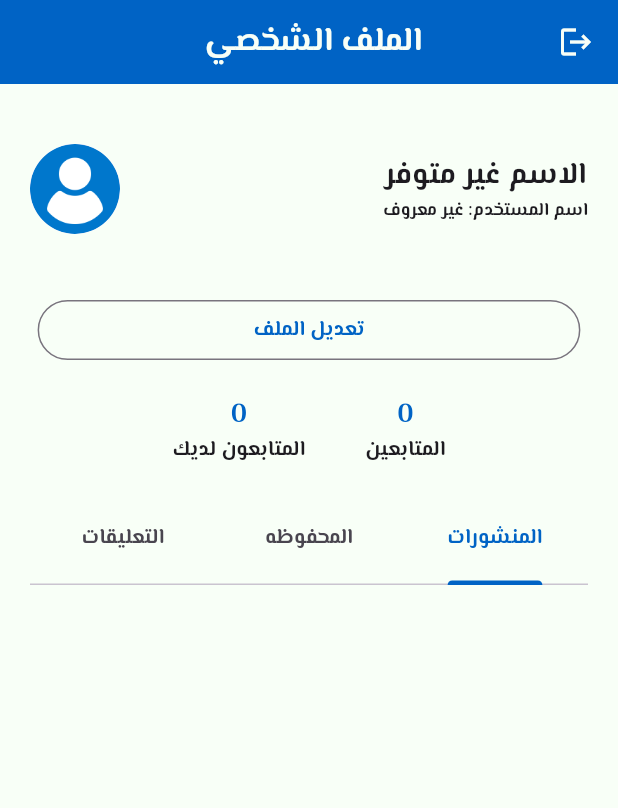
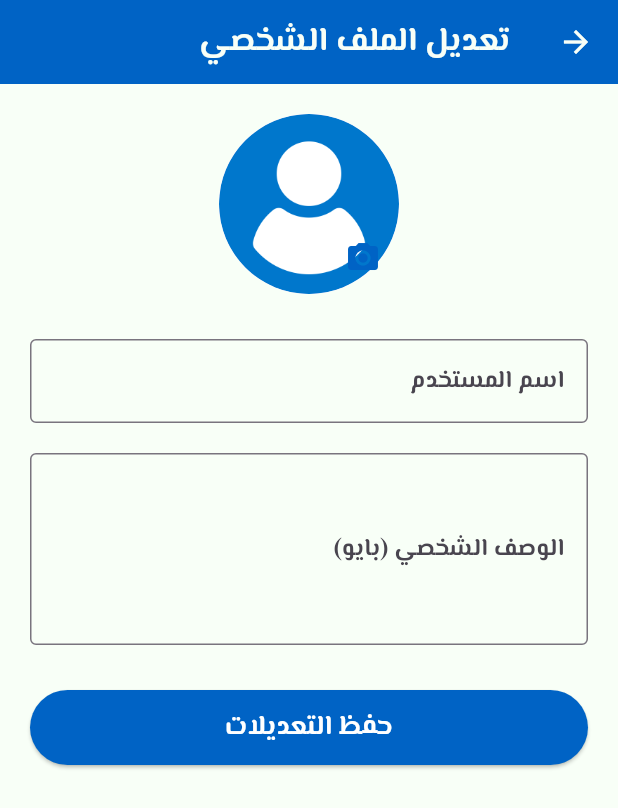
Before and after one commit to Nassertion/USTcommunity, a Flutter app: the Profilescreen screen opened by its route, after a tap on "تعديل الملف", on a phone screen of 412 x 824 dp. Shown: the top 808 px of the screen. Run offline on Flutter 3.47's test engine with Material 3 defaults, Android fonts, the phone set to English and light mode, and no system bars; our stand-ins replace flutter_secure_storage, flutter_svg, image_picker, permission_handler, share_plus, shared_preferences; accounts and stored records are empty; network calls fail; project files that could hold a hidden picture were left out.

Commit message:
edit profile screen

```diff
--- /dev/null
+++ b/lib/view/edit_profile.dart
@@ -0,0 +1,189 @@
+import 'dart:io';
+
+import 'package:flutter/material.dart';
+import 'package:image_picker/image_picker.dart';
+import 'package:graduation_project/constant/ConstantLinks.dart'; // تأكد أن هذا يحتوي على linkServerName
+import 'package:graduation_project/constant/constantColors.dart';
+import 'package:graduation_project/data/services/api_server.dart'; // يحتوي على دالة uploadUserProfile
+
+class EditProfileScreen extends StatefulWidget {
+  final String? currentDisplayName;
+  final String? currentBio;
+  final String? currentImageUrl;
+
+  const EditProfileScreen({
+    Key? key,
+    this.currentDisplayName,
+    this.currentBio,
+    this.currentImageUrl,
+  }) : super(key: key);
+
+  @override
+  State<EditProfileScreen> createState() => _EditProfileScreenState();
+}
+
+class _EditProfileScreenState extends State<EditProfileScreen> {
+  final _formKey = GlobalKey<FormState>();
+  late TextEditingController _displayNameController;
+  late TextEditingController _bioController;
+  XFile? _selectedImageFile;
+  bool _isLoading = false;
+
+  final ImagePicker _picker = ImagePicker();
+
+  @override
+  void initState() {
+    super.initState();
+    _displayNameController =
+        TextEditingController(text: widget.currentDisplayName ?? '');
+    _bioController = TextEditingController(text: widget.currentBio ?? '');
+  }
+
+  @override
+  void dispose() {
+    _displayNameController.dispose();
+    _bioController.dispose();
+    super.dispose();
+  }
+
+  String? getFullImageUrl(String? imageUrl) {
+    if (imageUrl == null || imageUrl.isEmpty) return null;
+    if (imageUrl.startsWith('http')) {
+      return imageUrl;
+    } else if (imageUrl.startsWith('/')) {
+      return '${linkServerName}storage$imageUrl';
+    }
+    return '${linkServerName}storage/$imageUrl';
+  }
+
+  Future<void> _pickImage() async {
+    try {
+      final picked = await _picker.pickImage(
+        source: ImageSource.gallery,
+        imageQuality: 80,
+      );
+      if (picked != null) {
+        setState(() {
+          _selectedImageFile = picked;
+        });
+      }
+    } catch (e) {
+      print("خطأ في اختيار الصورة: $e");
+    }
+  }
+
+  Future<void> _submit() async {
+    if (!_formKey.currentState!.validate()) return;
+
+    setState(() {
+      _isLoading = true;
+    });
+
+    try {
+      final response = await crud.uploadUserProfile(
+        displayName: _displayNameController.text.trim(),
+        bio: _bioController.text.trim(),
+        imageFile: _selectedImageFile,
+      );
+
+      if (response == null) {
+        _showError("فشل تحديث البيانات، حاول مرة أخرى");
+      } else {
+        Navigator.of(context).pop(true);
+      }
+    } catch (e) {
+      _showError("حدث خطأ: $e");
+    } finally {
+      if (mounted) {
+        setState(() {
+          _isLoading = false;
+        });
+      }
+    }
+  }
+
+  void _showError(String message) {
+    ScaffoldMessenger.of(context)
+        .showSnackBar(SnackBar(content: Text(message)));
+  }
+
+  @override
+  Widget build(BuildContext context) {
+    final fullImageUrl = getFullImageUrl(widget.currentImageUrl);
+
+    return Scaffold(
+      appBar: AppBar(
+        title: Text("تعديل الملف الشخصي"),
+        backgroundColor: kPrimaryolor,
+      ),
+      body: _isLoading
+          ? Center(child: CircularProgressIndicator(color: kPrimaryolor))
+          : Padding(
+              padding: const EdgeInsets.all(20.0),
+              child: Form(
+                key: _formKey,
+                child: ListView(
+                  children: [
+                    Center(
+                      child: Stack(
+                        alignment: Alignment.bottomRight,
+                        children: [
+                          CircleAvatar(
+                            radius: 60,
+                            backgroundImage: _selectedImageFile != null
+                                ? FileImage(File(_selectedImageFile!.path))
+                                : (fullImageUrl != null
+                                    ? NetworkImage(fullImageUrl)
+                                    : AssetImage("assets/images/user.png")
+                                        as ImageProvider),
+                          ),
+                          IconButton(
+                            icon: Icon(Icons.camera_alt, color: kPrimaryolor),
+                            onPressed: _pickImage,
+                          ),
+                        ],
+                      ),
+                    ),
+                    SizedBox(height: 30),
+                    TextFormField(
+                      controller: _displayNameController,
+                      decoration: InputDecoration(
+                        labelText: "اسم المستخدم",
+                        border: OutlineInputBorder(),
+                      ),
+                      validator: (val) {
+                        if (val == null || val.trim().isEmpty) {
+                          return "الرجاء إدخال اسم المستخدم";
+                        }
+                        return null;
+                      },
+                    ),
+                    SizedBox(height: 20),
+                    TextFormField(
+                      controller: _bioController,
+                      maxLines: 4,
+                      decoration: InputDecoration(
+                        labelText: "الوصف الشخصي (بايو)",
+                        border: OutlineInputBorder(),
+                      ),
+                    ),
+                    SizedBox(height: 30),
+                    ElevatedButton(
+                      onPressed: _submit,
+                      style: ElevatedButton.styleFrom(
+                        backgroundColor: kPrimaryolor,
+                        foregroundColor: Colors.white,
+                        fixedSize: Size(double.infinity, 50),
+                      ),
+                      child: Text(
+                        "حفظ التعديلات",
+                        style: TextStyle(fontSize: 18),
+                      ),
+                    ),
+                  ],
+                ),
+              ),
+            ),
+    );
+  }
+}
--- a/lib/view/profile_screen.dart
+++ b/lib/view/profile_screen.dart
@@ -2,6 +2,7 @@ import 'package:flutter/material.dart';
 import 'package:graduation_project/constant/ConstantLinks.dart';
 import 'package:graduation_project/constant/constantColors.dart';
 import 'package:graduation_project/data/services/api_server.dart';
+import 'package:graduation_project/view/edit_profile.dart';
 import 'package:graduation_project/widgets/app_bar.dart';
 import 'package:graduation_project/data/model/profile_model.dart';
 import 'package:graduation_project/data/model/post_model.dart';
@@ -35,21 +36,24 @@ class _ProfilescreenState extends State<Profilescreen>
   // دالة لجلب بيانات الـ Profile
   Future<void> fetchProfileData() async {
     final prefs = await SharedPreferences.getInstance();
-    String? userId =
-        prefs.getString('user_id'); // استرجاع user_id من SharedPreferences
+    String? userId = prefs.getString('user_id');
 
-    final token = await crud.getToken(); // الحصول على التوكن من التخزين
+    final token = await crud.getToken();
     if (token != null && userId != null) {
       final response =
           await crud.getrequest("${linkServerName}api/v1/user/profile/$userId");
 
-      if (response != null) {
+      print("Response profile: $response");
+
+      if (response != null && response['profile'] != null) {
         setState(() {
-          profile = Profile.fromJson(response); // تعيين بيانات الـ Profile
+          profile = Profile.fromJson(response['profile']);
         });
-        fetchUserPosts(); // جلب المنشورات الخاصة بالمستخدم
-        fetchFollowers(); // جلب المتابعين
-        fetchFollowings(); // جلب المتابعين لديك
+        fetchUserPosts();
+        fetchFollowers();
+        fetchFollowings();
+      } else {
+        print("Profile data not found in response");
       }
     }
   }
@@ -143,13 +147,21 @@ class _ProfilescreenState extends State<Profilescreen>
                   mainAxisAlignment: MainAxisAlignment.spaceBetween,
                   children: [
                     Column(
+                      crossAxisAlignment: CrossAxisAlignment.start,
                       children: [
                         Text(profile?.displayName ?? 'الاسم غير متوفر',
                             style: TextStyle(
-                                fontSize: 20)), // الاسم الظاهر من الـ Profile
-                        Text("اسم المستخدم: ${profile?.userId ?? 'غير معروف'}",
-                            style: TextStyle(
-                                fontSize: 12)), // اسم المستخدم من الـ Profile
+                                fontSize: 20, fontWeight: FontWeight.bold)),
+                        SizedBox(height: 10),
+                        Text("المستوى: ${profile?.level ?? 'غير محدد'}",
+                            style: TextStyle(fontSize: 16)),
+                        Text("التخصص: ${profile?.major ?? 'غير محدد'}",
+                            style: TextStyle(fontSize: 16)),
+                        Text("الفرع: ${profile?.branch ?? 'غير محدد'}",
+                            style: TextStyle(fontSize: 16)),
+                        SizedBox(height: 10),
+                        Text(profile?.bio ?? 'لا يوجد بايو',
+                            style: TextStyle(fontSize: 16, color: Colors.grey)),
                       ],
                     ),
                     SizedBox(
@@ -167,7 +179,23 @@ class _ProfilescreenState extends State<Profilescreen>
                 ),
                 SizedBox(height: 40),
                 OutlinedButton(
-                  onPressed: () {},
+                  onPressed: () async {
+                    final result = await Navigator.push(
+                      context,
+                      MaterialPageRoute(
+                        builder: (context) => EditProfileScreen(
+                          currentDisplayName: profile?.displayName,
+                          currentBio: profile?.bio,
+                          currentImageUrl: profile?.imageUrl,
+                        ),
+                      ),
+                    );
+
+                    if (result == true) {
+                      // تم تعديل الملف، حدث البيانات من جديد
+                      fetchProfileData();
+                    }
+                  },
                   child: Padding(
                     padding: const EdgeInsets.symmetric(
                         horizontal: 120, vertical: 10),
--- a/pubspec.yaml
+++ b/pubspec.yaml
@@ -45,6 +45,7 @@ dependencies:
   get: ^4.7.2
   image_picker: ^1.1.2
   permission_handler: ^12.0.0+1
+  mime: ^2.0.0
 dev_dependencies:
   flutter_test:
     sdk: flutter
```
Also changed, not shown: lib/data/services/api_server.dart (+49 -1 lines), pubspec.lock.
